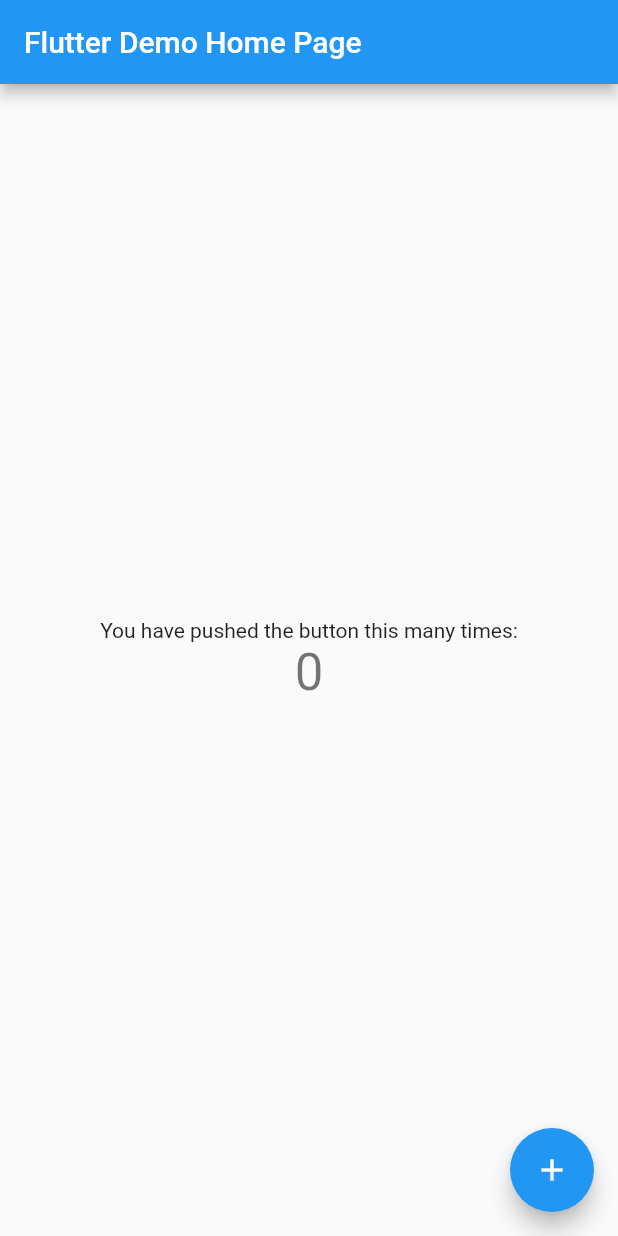
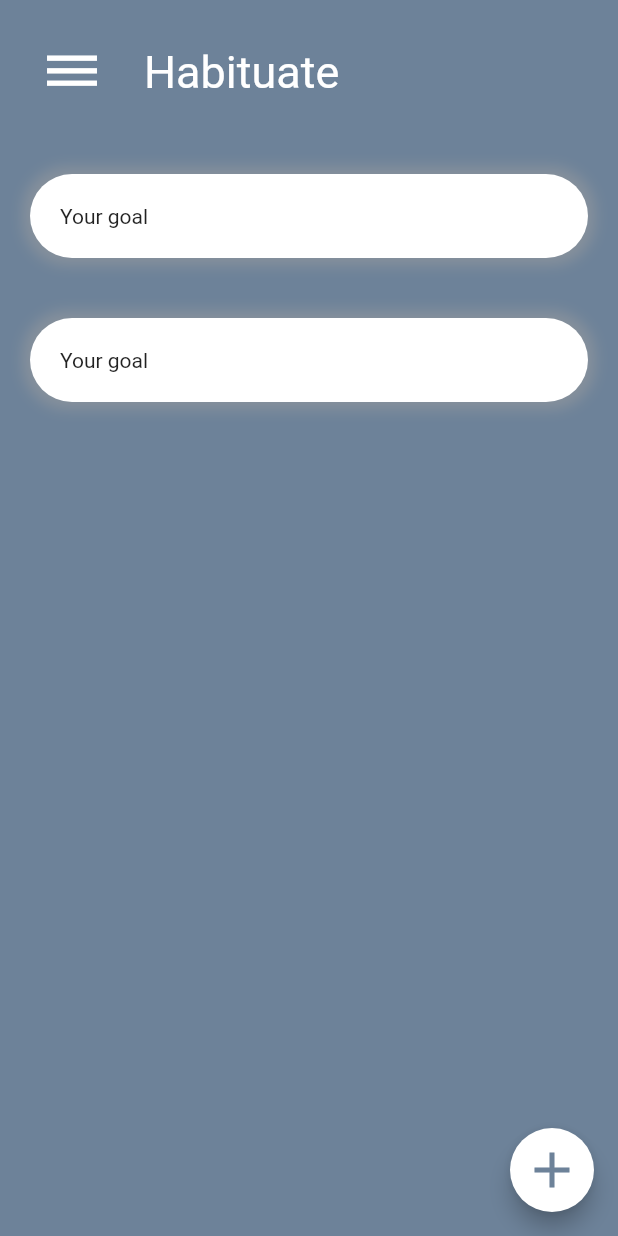
Before and after one commit to jash139/Habituate, a Flutter app: the screen it shows after launch, on a phone screen of 412 x 824 dp. Run offline on Flutter 3.47's test engine with Material 2 defaults, Android fonts, the phone set to English and light mode, and no system bars.

Commit message:
Custom goal button added

```diff
--- /dev/null
+++ b/habituate/lib/Screens/goals_screen.dart
@@ -0,0 +1,59 @@
+import 'package:flutter/material.dart';
+import 'package:habituate/widgets/goal_button.dart';
+
+class GoalsScreen extends StatelessWidget {
+  @override
+  Widget build(BuildContext context) {
+    return Scaffold(
+      backgroundColor: Color(0xFF6D8299),
+      drawer: Drawer(),
+      floatingActionButton: FloatingActionButton(
+          backgroundColor: Colors.white,
+          child: Icon(
+            Icons.add,
+            color: Color(0xFF6D8299),
+            size: 40.0,
+          ),
+          onPressed: () {
+            //
+          }),
+      body: SafeArea(
+        child: Column(
+          crossAxisAlignment: CrossAxisAlignment.stretch,
+          children: <Widget>[
+            Padding(
+              padding: EdgeInsets.all(20.0),
+              child: Row(
+                children: <Widget>[
+                  Builder(
+                    builder: (context) => IconButton(
+                      icon: Icon(Icons.dehaze),
+                      iconSize: 40.0,
+                      color: Colors.white,
+                      onPressed: () {
+                        Scaffold.of(context).openDrawer();
+                        print('drawer triggered');
+                      },
+                    ),
+                  ),
+                  SizedBox(
+                    width: 20.0,
+                  ),
+                  Text(
+                    'Habituate',
+                    style: TextStyle(
+                      fontSize: 30.0,
+                      color: Colors.white,
+                    ),
+                  ),
+                ],
+              ),
+            ),
+            GoalButton(),
+            GoalButton(),
+          ],
+        ),
+      ),
+    );
+  }
+}
--- a/habituate/lib/main.dart
+++ b/habituate/lib/main.dart
@@ -1,117 +1,13 @@
 import 'package:flutter/material.dart';
+import 'package:habituate/Screens/goals_screen.dart';
 
-void main() {
-  runApp(MyApp());
-}
+void main() => runApp(MyApp());
 
 class MyApp extends StatelessWidget {
-  // This widget is the root of your application.
   @override
   Widget build(BuildContext context) {
     return MaterialApp(
-      title: 'Flutter Demo',
-      theme: ThemeData(
-        // This is the theme of your application.
-        //
-        // Try running your application with "flutter run". You'll see the
-        // application has a blue toolbar. Then, without quitting the app, try
-        // changing the primarySwatch below to Colors.green and then invoke
-        // "hot reload" (press "r" in the console where you ran "flutter run",
-        // or simply save your changes to "hot reload" in a Flutter IDE).
-        // Notice that the counter didn't reset back to zero; the application
-        // is not restarted.
-        primarySwatch: Colors.blue,
-        // This makes the visual density adapt to the platform that you run
-        // the app on. For desktop platforms, the controls will be smaller and
-        // closer together (more dense) than on mobile platforms.
-        visualDensity: VisualDensity.adaptivePlatformDensity,
-      ),
-      home: MyHomePage(title: 'Flutter Demo Home Page'),
+      home: GoalsScreen(),
     );
   }
 }
-
-class MyHomePage extends StatefulWidget {
-  MyHomePage({Key key, this.title}) : super(key: key);
-
-  // This widget is the home page of your application. It is stateful, meaning
-  // that it has a State object (defined below) that contains fields that affect
-  // how it looks.
-
-  // This class is the configuration for the state. It holds the values (in this
-  // case the title) provided by the parent (in this case the App widget) and
-  // used by the build method of the State. Fields in a Widget subclass are
-  // always marked "final".
-
-  final String title;
-
-  @override
-  _MyHomePageState createState() => _MyHomePageState();
-}
-
-class _MyHomePageState extends State<MyHomePage> {
-  int _counter = 0;
-
-  void _incrementCounter() {
-    setState(() {
-      // This call to setState tells the Flutter framework that something has
-      // changed in this State, which causes it to rerun the build method below
-      // so that the display can reflect the updated values. If we changed
-      // _counter without calling setState(), then the build method would not be
-      // called again, and so nothing would appear to happen.
-      _counter++;
-    });
-  }
-
-  @override
-  Widget build(BuildContext context) {
-    // This method is rerun every time setState is called, for instance as done
-    // by the _incrementCounter method above.
-    //
-    // The Flutter framework has been optimized to make rerunning build methods
-    // fast, so that you can just rebuild anything that needs updating rather
-    // than having to individually change instances of widgets.
-    return Scaffold(
-      appBar: AppBar(
-        // Here we take the value from the MyHomePage object that was created by
-        // the App.build method, and use it to set our appbar title.
-        title: Text(widget.title),
-      ),
-      body: Center(
-        // Center is a layout widget. It takes a single child and positions it
-        // in the middle of the parent.
-        child: Column(
-          // Column is also a layout widget. It takes a list of children and
-          // arranges them vertically. By default, it sizes itself to fit its
-          // children horizontally, and tries to be as tall as its parent.
-          //
-          // Invoke "debug painting" (press "p" in the console, choose the
-          // "Toggle Debug Paint" action from the Flutter Inspector in Android
-          // Studio, or the "Toggle Debug Paint" command in Visual Studio Code)
-          // to see the wireframe for each widget.
-          //
-          // Column has various properties to control how it sizes itself and
-          // how it positions its children. Here we use mainAxisAlignment to
-          // center the children vertically; the main axis here is the vertical
-          // axis because Columns are vertical (the cross axis would be
-          // horizontal).
-          mainAxisAlignment: MainAxisAlignment.center,
-          children: <Widget>[
-            Text(
-              'You have pushed the button this many times:',
-            ),
-            Text(
-              '$_counter',
-              style: Theme.of(context).textTheme.headline4,
-            ),
-          ],
-        ),
-      ),
-      floatingActionButton: FloatingActionButton(
-        onPressed: _incrementCounter,
-        tooltip: 'Increment',
-        child: Icon(Icons.add),
-      ), // This trailing comma makes auto-formatting nicer for build methods.
-    );
-  }
-}
--- /dev/null
+++ b/habituate/lib/widgets/goal_button.dart
@@ -0,0 +1,25 @@
+import 'package:flutter/material.dart';
+
+class GoalButton extends StatelessWidget {
+  @override
+  Widget build(BuildContext context) {
+    return Padding(
+      padding: EdgeInsets.all(20.0),
+      child: Container(
+        decoration: BoxDecoration(
+          borderRadius: BorderRadius.circular(30.0),
+          color: Colors.white,
+          boxShadow: [
+            BoxShadow(
+              color: Colors.grey.withOpacity(0.5),
+              spreadRadius: 5,
+              blurRadius: 7,
+            ),
+          ],
+        ),
+        padding: EdgeInsets.all(20.0),
+        child: Text('Your goal'),
+      ),
+    );
+  }
+}
```
Also changed, not shown: habituate/lib/Screens/addGoal_screen.dart (added).
